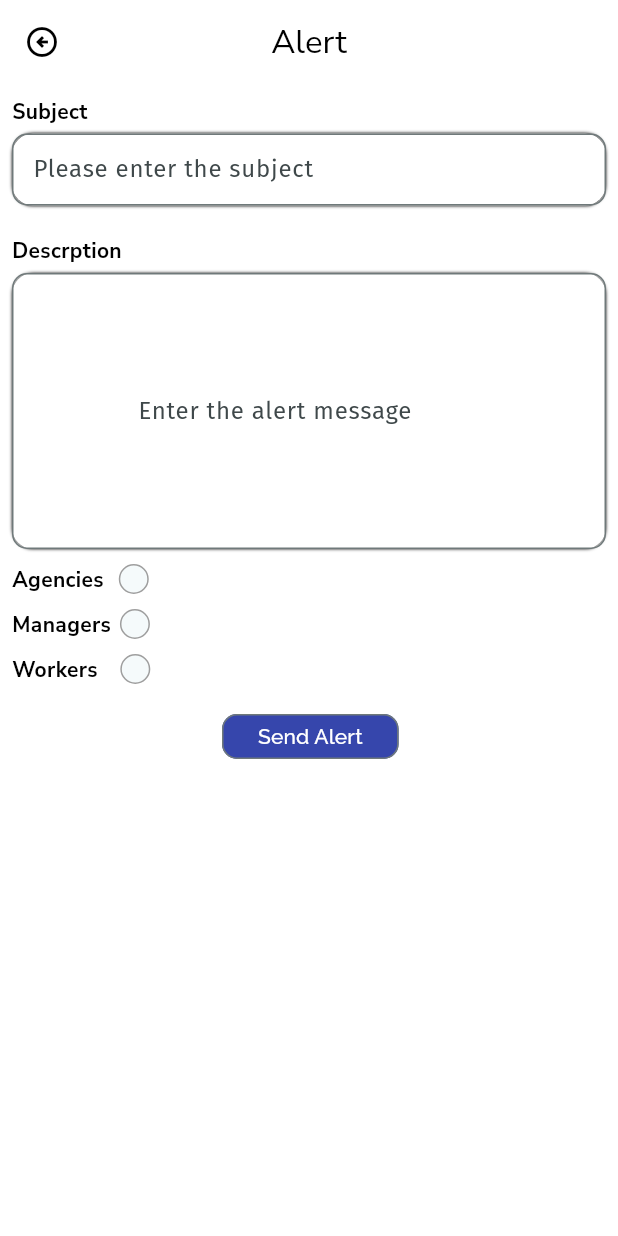
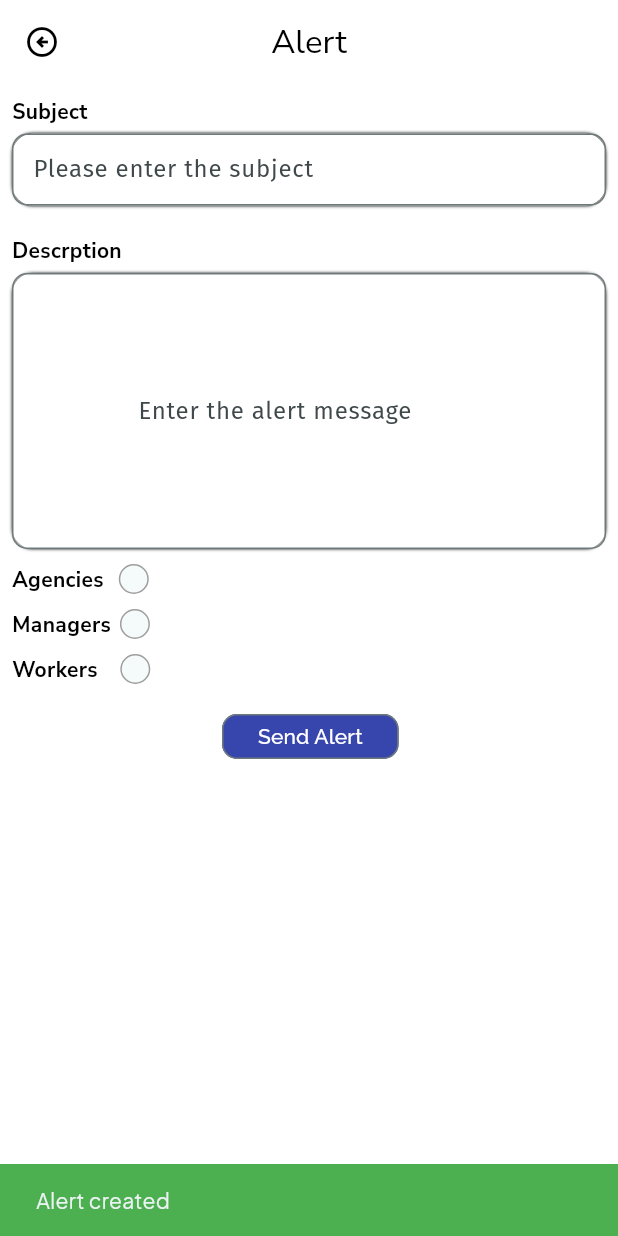
Before and after one commit to Rahulrajagopalan/secure-care, a Flutter app: the ScreenAlert screen opened directly, after a tap on "Send Alert", on a phone screen of 412 x 824 dp. Run offline on Flutter 3.47's test engine with Material 3 defaults, Android fonts, the phone set to English and light mode, and no system bars; drawn by our look-alikes of roundcheckbox; our stand-ins replace cherry_toast, cloud_firestore, firebase_auth, firebase_core, firebase_database, firebase_storage and 5 more; missing offline and left inert: email_otp, flutter_email_sender; accounts and stored records are empty.

Commit message:
cleared issues

```diff
--- /dev/null
+++ b/lib/model/alertmodel.dart
@@ -0,0 +1,24 @@
+class Alertmodel {
+  String? subject;
+  String? description;
+  String? id;
+
+  Alertmodel({
+    required this.subject,
+    required this.description,
+    required this.id,
+  });
+  Map<String, dynamic> toJson(docId) => {
+        "subject": subject,
+        "description": description,
+        "id":docId,
+
+      };
+  factory Alertmodel.fromJson(Map<String, dynamic> json) {
+    return Alertmodel(
+      subject: json["subject"],
+      description: json["description"],
+      id: json["id"],
+    );
+  }
+}
--- a/lib/model/managermodel.dart
+++ b/lib/model/managermodel.dart
@@ -39,6 +39,7 @@ class ManagerModel {
   factory ManagerModel.fromJson(Map<String, dynamic> json) {
     return ManagerModel(
       agencyId: json["agencyId"],
+      id: json["id"],
       managername: json["managername"],
       managerplace: json["managerplace"],
       managerage: json["managerage"],
--- a/lib/view/manager/screen_availableworkers.dart
+++ b/lib/view/manager/screen_availableworkers.dart
@@ -68,13 +68,13 @@ class ScreenAgentAvailableWorkers extends StatelessWidget {
                       ),
                       SizedBox(
                           height: 30,
-                          width: 88,
+                          width: 120,
                           child: OutlinedButton(
                               style: OutlinedButton.styleFrom(
                                   shape: BeveledRectangleBorder(
                                       borderRadius: BorderRadius.circular(5))),
                               onPressed: () {},
-                              child: Text("SelectAll",
+                              child: Text("Select All",
                                   style: GoogleFonts.amaranth(
                                     color: Colors.black,
                                   )))),
@@ -87,7 +87,7 @@ class ScreenAgentAvailableWorkers extends StatelessWidget {
                     padding: const EdgeInsets.all(15),
                     child: Container(
                       width: 500,
-                      height: 600,
+                      height: 550,
                       decoration: BoxDecoration(
                           color: Colors.white,
                           boxShadow: const [BoxShadow(blurRadius: 1)],
--- a/lib/view/police/screen_alert.dart
+++ b/lib/view/police/screen_alert.dart
@@ -1,13 +1,26 @@
+import 'package:cloud_firestore/cloud_firestore.dart';
+import 'package:firebase_core/firebase_core.dart';
 import 'package:flutter/material.dart';
 import 'package:google_fonts/google_fonts.dart';
 import 'package:roundcheckbox/roundcheckbox.dart';
 import 'package:secure_kare/view/police/screen_camw.dart';
+import 'package:secure_kare/viewmodel/policecontroll.dart';
 
-class ScreenAlert extends StatelessWidget {
+class ScreenAlert extends StatefulWidget {
   const ScreenAlert({super.key});
 
   @override
+  State<ScreenAlert> createState() => _ScreenAlertState();
+}
+
+class _ScreenAlertState extends State<ScreenAlert> {
+  @override
   Widget build(BuildContext context) {
+    TextEditingController subjectController = TextEditingController();
+    TextEditingController descriptionController = TextEditingController();
+    bool toAgent = false, toManager = false, toWorker = false;
+    PoliceControler policeControler = PoliceControler();
+
     return Scaffold(
       backgroundColor: Colors.white,
       appBar: AppBar(
@@ -16,7 +29,7 @@ class ScreenAlert extends StatelessWidget {
               Navigator.of(context).pushReplacement(
                   MaterialPageRoute(builder: (context) => ScreenCompamw()));
             },
-            icon:const Icon(
+            icon: const Icon(
               Icons.arrow_circle_left_outlined,
               color: Colors.black,
             )),
@@ -28,7 +41,8 @@ class ScreenAlert extends StatelessWidget {
         ),
         centerTitle: true,
       ),
-      body: Padding(
+      body: SingleChildScrollView(
+        child: Padding(
           padding: const EdgeInsets.all(8.0),
           child: Column(
             crossAxisAlignment: CrossAxisAlignment.start,
@@ -46,7 +60,8 @@ class ScreenAlert extends StatelessWidget {
                     borderRadius: BorderRadius.circular(14),
                     color: Colors.white,
                     boxShadow: [BoxShadow(blurRadius: 1)]),
-              child: TextField(
+                child: TextFormField(
+                  controller: subjectController,
                   decoration: InputDecoration(
                       hintText: "Please enter the subject",
                       hintStyle: GoogleFonts.firaSans(),
@@ -71,7 +86,8 @@ class ScreenAlert extends StatelessWidget {
                     borderRadius: BorderRadius.circular(14),
                     color: Colors.white,
                     boxShadow: [BoxShadow(blurRadius: 1)]),
-              child: TextField(
+                child: TextFormField(
+                  controller: descriptionController,
                   decoration: InputDecoration(
                       hintText: "Enter the alert message",
                       hintStyle: GoogleFonts.firaSans(),
@@ -95,7 +111,11 @@ class ScreenAlert extends StatelessWidget {
                   ),
                   RoundCheckBox(
                     size: 20,
-                  onTap: (p0) {},
+                    onTap: (p0) {
+                      setState(() {
+                        toAgent = true;
+                      });
+                    },
                   ),
                 ],
               ),
@@ -114,7 +134,9 @@ class ScreenAlert extends StatelessWidget {
                   ),
                   RoundCheckBox(
                     size: 20,
-                  onTap: (p0) {},
+                    onTap: (p0) {
+                      toManager = true;
+                    },
                   ),
                 ],
               ),
@@ -133,7 +155,9 @@ class ScreenAlert extends StatelessWidget {
                   ),
                   RoundCheckBox(
                     size: 20,
-                  onTap: (p0) {},
+                    onTap: (p0) {
+                      toWorker = true;
+                    },
                   ),
                 ],
               ),
@@ -149,7 +173,22 @@ class ScreenAlert extends StatelessWidget {
                           shape: RoundedRectangleBorder(
                               borderRadius: BorderRadius.circular(10)),
                           backgroundColor: Color.fromARGB(255, 54, 70, 172)),
-                    onPressed: () {},
+                      onPressed: () async {
+                        await policeControler.addAlert({
+                          "subject": subjectController.text,
+                          "description": descriptionController.text,
+                          "toAgent": toAgent.toString(),
+                          "toManager": toManager.toString(),
+                          "toWorker": toWorker.toString(),
+                        }).then((value) =>
+                            ScaffoldMessenger.of(context).showSnackBar(SnackBar(
+                              backgroundColor: Colors.green,
+                              content: Text(
+                                "Alert created",
+                                style: GoogleFonts.plusJakartaSans(),
+                              ),
+                            )));
+                      },
                       child: Text(
                         "Send Alert",
                         style: GoogleFonts.raleway(color: Colors.white),
@@ -159,6 +198,7 @@ class ScreenAlert extends StatelessWidget {
             ],
           ),
         ),
+      ),
     );
   }
 }
--- a/lib/view/police/screen_ongoinginvestigation.dart
+++ b/lib/view/police/screen_ongoinginvestigation.dart
@@ -53,7 +53,7 @@ class ScreenOngoingInvestigation extends StatelessWidget {
             Expanded(child: Consumer<PoliceControler>(
               builder: (context, instnce, _) {
                 return FutureBuilder(
-                  future: instnce.fetchCompleint('proceses'),
+                  future: instnce.fetchCompleint('reported'),
                   builder: (context, snapshot) {
                     final data = instnce.userreport;
                     return data.isEmpty
--- a/lib/view/user/screen_selectidentity.dart
+++ b/lib/view/user/screen_selectidentity.dart
@@ -143,7 +143,7 @@ class ScreenSelectIdentity extends StatelessWidget {
                       child: Image.asset(workprovider.passport),
                     ),
                     const SizedBox(
-                      width: 80,
+                      width: 50,
                     ),
                     Text(
                       "PASSPORT",
--- a/lib/viewmodel/agent_controller.dart
+++ b/lib/viewmodel/agent_controller.dart
@@ -3,6 +3,7 @@ import 'package:firebase_auth/firebase_auth.dart';
 import 'package:flutter/material.dart';
 import 'package:google_fonts/google_fonts.dart';
 import 'package:secure_kare/model/agentmodel.dart';
+import 'package:secure_kare/model/alertmodel.dart';
 import 'package:secure_kare/model/managermodel.dart';
 import 'package:secure_kare/model/projectmodel.dart';
 import 'package:secure_kare/model/report_model.dart';
@@ -18,6 +19,12 @@ class AgentController with ChangeNotifier {
   //   agentList =
   //       snapshot.docs.map((e) => AgentModel.fromJson(e.data())).toList();
   // }
+  List<Alertmodel> listOfAlert = [];
+  Future<List<Alertmodel>> fetchAlert() async {
+    final snapshot = await db.collection("Alert").get();
+    return listOfAlert =
+        snapshot.docs.map((e) => Alertmodel.fromJson(e.data()!)).toList();
+  }
 
   AgentModel? currentAgent;
   Future fetchCurrentagentData() async {
@@ -116,7 +123,8 @@ class AgentController with ChangeNotifier {
     try {
       await auth
           .createUserWithEmailAndPassword(
-              email: managerModel.manageremail!, password: managerModel.managerpassword!)
+              email: managerModel.manageremail!,
+              password: managerModel.managerpassword!)
           .then((value) {
         String uid = value.user!.uid;
 
@@ -153,7 +161,7 @@ class AgentController with ChangeNotifier {
   //  ------------PROJECT
 
   Future addprojectdetails(ProjectDetailsModel projectModel, managerID) async {
-    final doc = db.collection("PROJECT").doc();
+    final doc = db.collection("PROJECT").doc(managerID);
 
     doc.set(projectModel.toJson(doc.id, managerID));
   }
--- a/lib/viewmodel/function_provider.dart
+++ b/lib/viewmodel/function_provider.dart
@@ -770,7 +770,7 @@ class FunProvider extends ChangeNotifier {
 
   Stream<List<ProjectDetailsModel>> getInstitutionsStream() {
     return FirebaseFirestore.instance
-        .collection('PROJECT').where("manager")
+        .collection('PROJECT').where("projectID", isEqualTo: FirebaseAuth.instance.currentUser!.uid)
         .snapshots()
         .map((snapshot) {
       return snapshot.docs.map((doc) {
--- a/lib/viewmodel/policecontroll.dart
+++ b/lib/viewmodel/policecontroll.dart
@@ -3,6 +3,7 @@ import 'dart:developer';
 import 'package:cloud_firestore/cloud_firestore.dart';
 import 'package:firebase_auth/firebase_auth.dart';
 import 'package:flutter/foundation.dart';
+import 'package:flutter/material.dart';
 import 'package:secure_kare/model/agentmodel.dart';
 import 'package:secure_kare/model/managermodel.dart';
 import 'package:secure_kare/model/report_model.dart';
@@ -11,6 +12,10 @@ import 'package:secure_kare/model/workersmodel.dart';
 class PoliceControler with ChangeNotifier {
   final auth = FirebaseAuth.instance;
   final db = FirebaseFirestore.instance;
+
+  addAlert(Map<String, dynamic> alertMap) async {
+    await FirebaseFirestore.instance.collection("Alert").add(alertMap);
+  }
 
   List<Reports> userreport = [];
   Future fetchCompleint(String status) async {
--- a/lib/viewmodel/ui_work_provider.dart
+++ b/lib/viewmodel/ui_work_provider.dart
@@ -99,8 +99,9 @@ class WorkProvider extends ChangeNotifier {
 
                 return AlertDialog(
                   title: Text('Assign Workers'),
-                  content: Container(
+                  content: SizedBox(
                     height: 200,
+                    child: SingleChildScrollView(
                       child: Column(
                         children: [
                           Padding(
@@ -125,6 +126,7 @@ class WorkProvider extends ChangeNotifier {
                             ),
                           ),
                         ],
+                      ),
                     ),
                   ),
                   actions: [
```
Also changed, not shown: lib/view/agent/screen_add_project.dart (+9 -2 lines), lib/view/agent/screen_notificationagent.dart (+12 -11 lines), lib/view/manager/screen_employee_details.dart (+8 -5 lines), lib/view/manager/screen_managernotifications.dart (+60 -26 lines), lib/view/manager/screen_project_details.dart (+31 -34 lines). Lines whose indentation alone changed are shown as unchanged.
